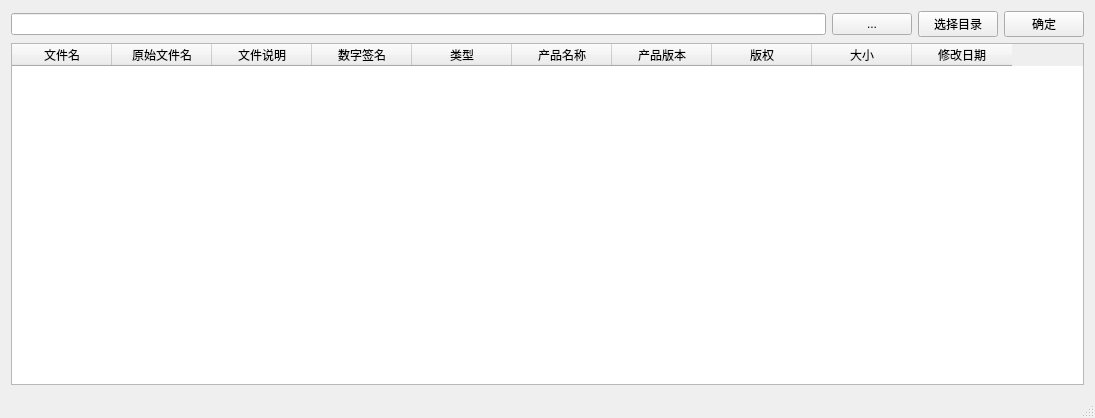
MingYueRuYa/worktools, file dolphin/dolphin.ui: the form before one commit.
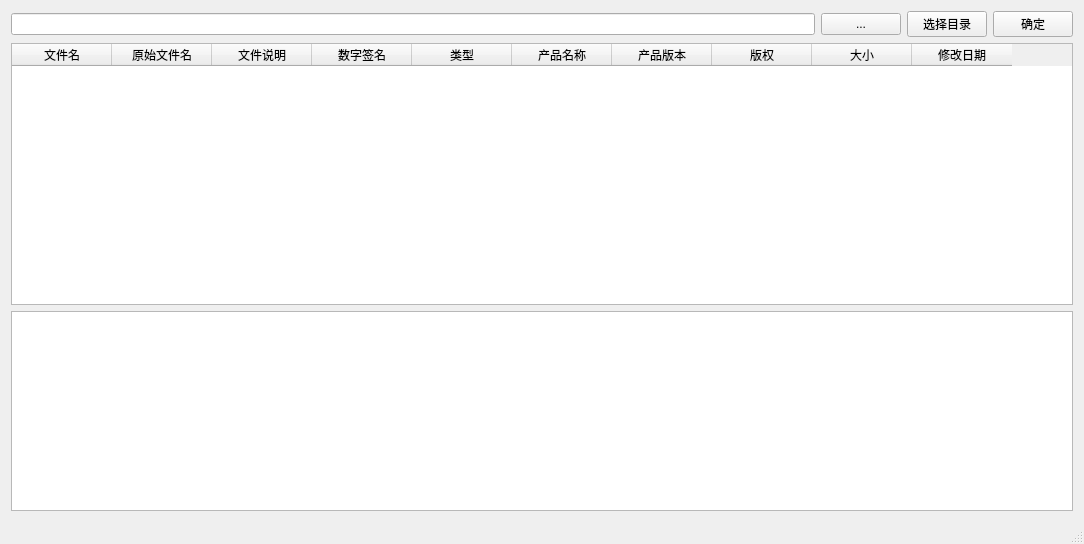
The form after the commit.

Commit message: 签名工具优化

What changed in the file:
```diff
--- a/dolphin/dolphin.ui
+++ b/dolphin/dolphin.ui
@@ -6,8 +6,8 @@
    <rect>
     <x>0</x>
     <y>0</y>
-    <width>1095</width>
-    <height>418</height>
+    <width>1084</width>
+    <height>544</height>
    </rect>
   </property>
   <property name="contextMenuPolicy">
@@ -106,6 +106,16 @@
       </column>
      </widget>
     </item>
+    <item>
+     <widget class="QTextBrowser" name="textBrowser">
+      <property name="maximumSize">
+       <size>
+        <width>16777215</width>
+        <height>200</height>
+       </size>
+      </property>
+     </widget>
+    </item>
    </layout>
   </widget>
   <widget class="QMenuBar" name="menuBar">
```
Left out of the diff: 4 changed lines with no effect on the pictures. The commit also changes 2 other files.
